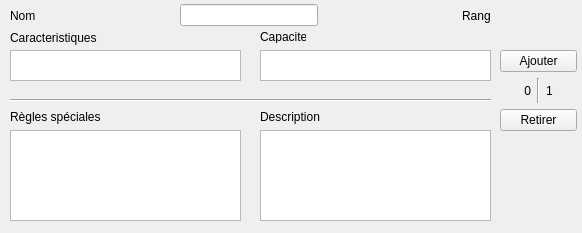
Old version of the form Lecture_BDD/widgetvueprofil.ui in the repository brock37/Mordheim.
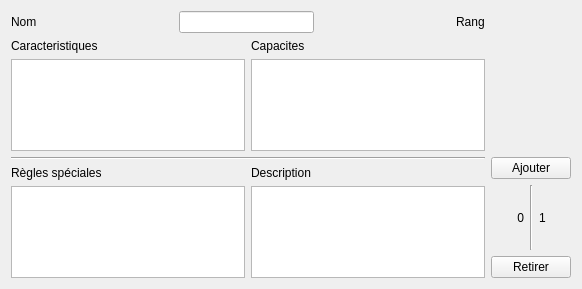
New version of the form.

The edit to the form file:
```diff
--- a/Lecture_BDD/widgetvueprofil.ui
+++ b/Lecture_BDD/widgetvueprofil.ui
@@ -7,80 +7,14 @@
     <x>0</x>
     <y>0</y>
     <width>582</width>
-    <height>233</height>
+    <height>289</height>
    </rect>
   </property>
   <property name="windowTitle">
    <string>Form</string>
   </property>
-  <widget class="QTableView" name="tableView_caracteristiques">
-   <property name="geometry">
-    <rect>
-     <x>10</x>
-     <y>50</y>
-     <width>231</width>
-     <height>31</height>
-    </rect>
-   </property>
-  </widget>
-  <widget class="Line" name="line_2">
-   <property name="geometry">
-    <rect>
-     <x>10</x>
-     <y>90</y>
-     <width>481</width>
-     <height>20</height>
-    </rect>
-   </property>
-   <property name="orientation">
-    <enum>Qt::Horizontal</enum>
-   </property>
-  </widget>
-  <widget class="QListView" name="listView_capacites">
-   <property name="geometry">
-    <rect>
-     <x>260</x>
-     <y>50</y>
-     <width>231</width>
-     <height>31</height>
-    </rect>
-   </property>
-  </widget>
-  <widget class="QLabel" name="label_caracteristiques">
-   <property name="geometry">
-    <rect>
-     <x>10</x>
-     <y>30</y>
-     <width>101</width>
-     <height>16</height>
-    </rect>
-   </property>
-   <property name="text">
-    <string>Caracteristiques</string>
-   </property>
-  </widget>
-  <widget class="QLabel" name="label_capacites">
-   <property name="geometry">
-    <rect>
-     <x>260</x>
-     <y>30</y>
-     <width>46</width>
-     <height>13</height>
-    </rect>
-   </property>
-   <property name="text">
-    <string>Capacites</string>
-   </property>
-  </widget>
-  <widget class="QWidget" name="horizontalLayoutWidget_2">
-   <property name="geometry">
-    <rect>
-     <x>10</x>
-     <y>0</y>
-     <width>481</width>
-     <height>31</height>
-    </rect>
-   </property>
+  <layout class="QGridLayout" name="gridLayout">
+   <item row="0" column="0" colspan="2">
    <layout class="QHBoxLayout" name="horizontalLayout_2">
     <item>
      <widget class="QLabel" name="label_nom">
@@ -126,16 +60,22 @@
      </widget>
     </item>
    </layout>
-  </widget>
-  <widget class="QWidget" name="verticalLayoutWidget">
-   <property name="geometry">
-    <rect>
-     <x>500</x>
-     <y>50</y>
-     <width>77</width>
-     <height>81</height>
-    </rect>
-   </property>
+   </item>
+   <item row="3" column="0" colspan="2">
+    <widget class="Line" name="line_2">
+     <property name="orientation">
+      <enum>Qt::Horizontal</enum>
+     </property>
+    </widget>
+   </item>
+   <item row="1" column="0">
+    <widget class="QLabel" name="label_caracteristiques">
+     <property name="text">
+      <string>Caracteristiques</string>
+     </property>
+    </widget>
+   </item>
+   <item row="3" column="2" rowspan="2">
    <layout class="QVBoxLayout" name="verticalLayout">
     <item>
      <widget class="QPushButton" name="pushButton_ajouter">
@@ -180,16 +120,21 @@
      </widget>
     </item>
    </layout>
-  </widget>
-  <widget class="QWidget" name="verticalLayoutWidget_2">
-   <property name="geometry">
-    <rect>
-     <x>10</x>
-     <y>110</y>
-     <width>231</width>
-     <height>111</height>
-    </rect>
-   </property>
+   </item>
+   <item row="1" column="1">
+    <widget class="QLabel" name="label_capacites">
+     <property name="text">
+      <string>Capacites</string>
+     </property>
+    </widget>
+   </item>
+   <item row="2" column="0">
+    <widget class="QTableView" name="tableView_caracteristiques"/>
+   </item>
+   <item row="2" column="1">
+    <widget class="QListView" name="listView_capacites"/>
+   </item>
+   <item row="4" column="0">
    <layout class="QVBoxLayout" name="verticalLayout_2">
     <item>
      <widget class="QLabel" name="label_regles">
@@ -202,16 +147,8 @@
      <widget class="QListView" name="listView_caracteristiques"/>
     </item>
    </layout>
-  </widget>
-  <widget class="QWidget" name="verticalLayoutWidget_3">
-   <property name="geometry">
-    <rect>
-     <x>260</x>
-     <y>110</y>
-     <width>231</width>
-     <height>111</height>
-    </rect>
-   </property>
+   </item>
+   <item row="4" column="1">
    <layout class="QVBoxLayout" name="verticalLayout_3">
     <item>
      <widget class="QLabel" name="label_descriptionRegles">
@@ -228,7 +165,8 @@
      </widget>
     </item>
    </layout>
-  </widget>
+   </item>
+  </layout>
  </widget>
  <resources/>
  <connections/>
```
Lines whose indentation alone changed are shown as unchanged.
